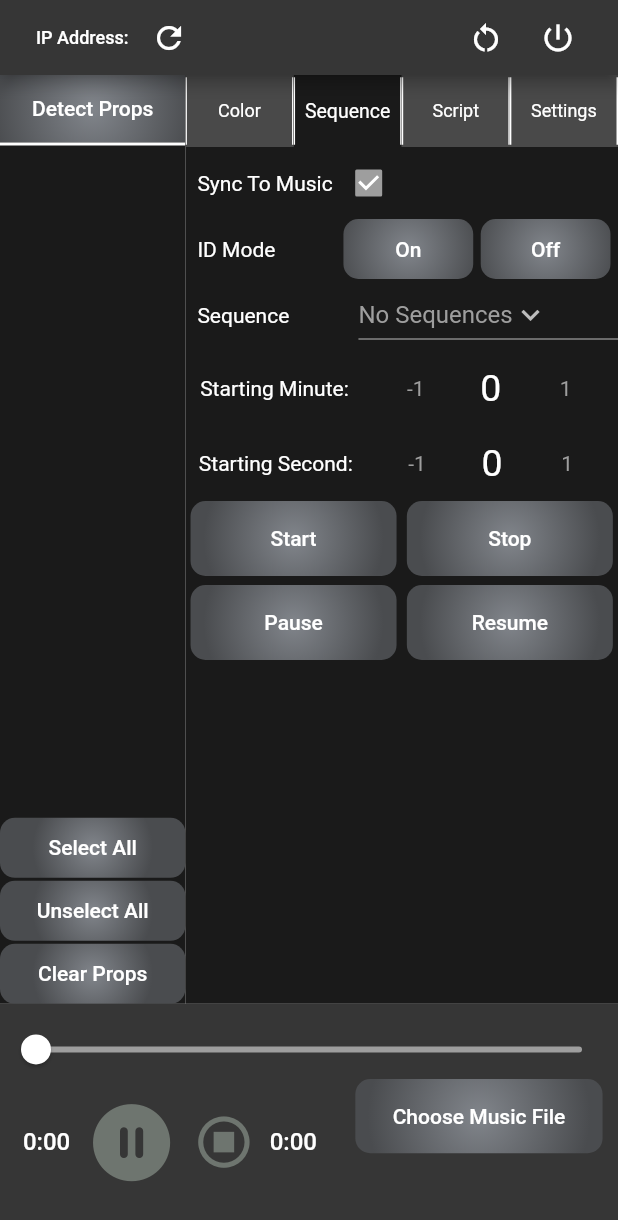
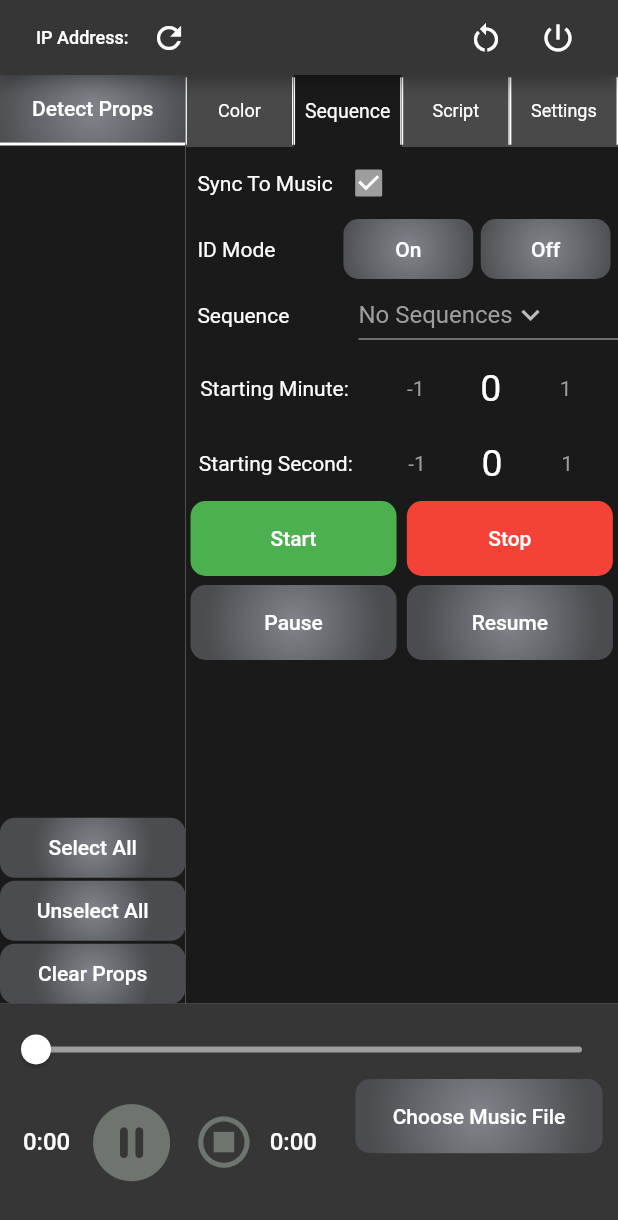
Before and after one commit to jonglissimo/bento-remote, a Flutter app: the screen it shows after launch, after a tap on "Sequence", after a tap on "Start", on a phone screen of 412 x 824 dp. Shown: the top 1220 px of the screen. Run offline on Flutter 3.47's test engine with Material 2 defaults, Android fonts, the phone set to English and light mode, and no system bars; drawn by our look-alikes of numberpicker; our stand-ins replace file_picker, flutter_colorpicker, just_audio, wakelock; missing offline and left inert: osc.

Commit message:
New flutter version, design changes, sending starting signal 3 times

```diff
--- a/lib/chooseColorSection.dart
+++ b/lib/chooseColorSection.dart
@@ -1,7 +1,7 @@
 import 'package:flutter/material.dart';
 import 'package:flutter_colorpicker/flutter_colorpicker.dart';
 import 'package:provider/provider.dart';
-import "colorFromHex.dart";
+import "getColorFromHex.dart";
 import 'stateModel.dart';
 
 class ChooseColorSection extends StatefulWidget {
--- a/lib/colorFromHex.dart
+++ b/lib/getColorFromHex.dart
@@ -1,6 +1,6 @@
 import 'dart:ui';
 
-Color colorFromHex(String hexString) {
+Color getColorFromHex(String hexString) {
   final buffer = StringBuffer();
   if (hexString.length == 6 || hexString.length == 7) buffer.write('ff');
   buffer.write(hexString.replaceFirst('#', ''));
--- a/lib/main.dart
+++ b/lib/main.dart
@@ -2,7 +2,7 @@ import 'propList.dart';
 import 'package:flutter/material.dart';
 import "tabMenu.dart";
 import "appColors.dart";
-import 'colorFromHex.dart';
+import 'getColorFromHex.dart';
 import "package:provider/provider.dart";
 import 'stateModel.dart';
 import "appBarControl.dart";
@@ -48,7 +48,7 @@ class _HomeState extends State<Home> {
             appBar: AppBar(
               toolbarHeight: appBarHeight,
               title: AppBarControl(),
-              backgroundColor: colorFromHex("#363636"),
+              backgroundColor: getColorFromHex("#363636"),
             ),
             body: Container(
               height: screenHeight,
@@ -60,12 +60,12 @@ class _HomeState extends State<Home> {
                     child: Row(
                       children: [
                         Container( //Prop List
-                          color: colorFromHex(propListBgColor),
+                          color: getColorFromHex(propListBgColor),
                           width: propListWidth,
                           child: PropList(key: globalState.propListKey),
                         ),
                         Container( // Tab Section
-                          color: colorFromHex(mainBgColor),
+                          color: getColorFromHex(mainBgColor),
                           height: screenHeight,
                           width: tabSectionWidth,
                           child: TabBarMenu(),
--- a/lib/musicPlayerGlobal.dart
+++ b/lib/musicPlayerGlobal.dart
@@ -1,4 +1,4 @@
-import 'colorFromHex.dart';
+import 'getColorFromHex.dart';
 import 'package:flutter/material.dart';
 import 'package:file_picker/file_picker.dart';
 import 'package:just_audio/just_audio.dart';
@@ -114,7 +114,7 @@ class MusicPlayerGlobalState extends State<MusicPlayerGlobal> {
     double bottomAreaHeight= screenHeight * 0.20;
 
     return Container(
-      color: colorFromHex(musicPlayerBgColor),
+      color: getColorFromHex(musicPlayerBgColor),
       child: Column(
         mainAxisAlignment: MainAxisAlignment.center,
         crossAxisAlignment: CrossAxisAlignment.center,
@@ -156,7 +156,7 @@ class MusicPlayerGlobalState extends State<MusicPlayerGlobal> {
                       GestureDetector(
                         child: Icon(
                           isPlaying?Icons.pause_circle_filled_rounded:Icons.play_circle_fill_rounded,
-                          color: colorFromHex(playPauseButtonColor),
+                          color: getColorFromHex(playPauseButtonColor),
                           size: screenWidth * 0.5 * 0.3,
                         ),
                         behavior: HitTestBehavior.translucent,
@@ -167,7 +167,7 @@ class MusicPlayerGlobalState extends State<MusicPlayerGlobal> {
                       GestureDetector(
                         child: Icon(
                           Icons.stop_circle_outlined,
-                          color: colorFromHex(playPauseButtonColor),
+                          color: getColorFromHex(playPauseButtonColor),
                           size: screenWidth * 0.4 * 0.25,
                         ),
                         behavior: HitTestBehavior.translucent,
@@ -196,8 +196,8 @@ class MusicPlayerGlobalState extends State<MusicPlayerGlobal> {
                             gradient: RadialGradient(
                               radius: 1.5,
                               colors: [
-                                colorFromHex(btnGradient1),
-                                colorFromHex(btnGradient2),
+                                getColorFromHex(btnGradient1),
+                                getColorFromHex(btnGradient2),
                               ],)
                         ),
                         width: screenWidth * 0.4,
--- a/lib/propList.dart
+++ b/lib/propList.dart
@@ -4,7 +4,7 @@ import 'package:flutter/foundation.dart';
 import 'package:flutter/material.dart';
 import 'package:provider/provider.dart';
 import "appColors.dart";
-import "colorFromHex.dart";
+import "getColorFromHex.dart";
 import "OSCHandler.dart";
 import "dart:io";
 import 'dart:async';
@@ -181,8 +181,8 @@ class PropListState extends State<PropList> {
                    gradient: RadialGradient(
                      radius: 1.5,
                      colors: [
-                       colorFromHex(btnGradient1),
-                       colorFromHex(btnGradient2),
+                       getColorFromHex(btnGradient1),
+                       getColorFromHex(btnGradient2),
                      ],)
                ),
                child: TextButton(
@@ -241,8 +241,8 @@ class PropListState extends State<PropList> {
                  gradient: RadialGradient(
                    radius: 1,
                    colors: [
-                     colorFromHex(btnGradient1),
-                     colorFromHex(btnGradient2),
+                     getColorFromHex(btnGradient1),
+                     getColorFromHex(btnGradient2),
                    ],
                  ),
                ),
@@ -269,8 +269,8 @@ class PropListState extends State<PropList> {
                  gradient: RadialGradient(
                    radius: 1,
                    colors: [
-                     colorFromHex(btnGradient1),
-                     colorFromHex(btnGradient2),
+                     getColorFromHex(btnGradient1),
+                     getColorFromHex(btnGradient2),
                    ],
                  ),
                ),
@@ -297,8 +297,8 @@ class PropListState extends State<PropList> {
                  gradient: RadialGradient(
                    radius: 1,
                    colors: [
-                     colorFromHex(btnGradient1),
-                     colorFromHex(btnGradient2),
+                     getColorFromHex(btnGradient1),
+                     getColorFromHex(btnGradient2),
                    ],
                  ),
                ),
@@ -321,32 +321,3 @@ class PropListState extends State<PropList> {
     );
   }
 }
-
-// RaisedButton(
-// onPressed: () {
-// BroadcastToProps(onOscReceived, globalState);
-// },
-// shape: RoundedRectangleBorder(
-// borderRadius: BorderRadius.circular(90.0)
-// ),
-// child: Ink(
-// decoration: BoxDecoration(
-// gradient: LinearGradient(colors: [colorFromHex(propListBgColor), colorFromHex(detectPropsBtnColor)],
-// begin: Alignment.centerLeft,
-// end: Alignment.centerRight
-// ),
-// borderRadius: BorderRadius.circular(10.0)
-// ),
-// child: Container(
-// constraints: BoxConstraints(maxWidth: 300.0, minHeight: 50.0),
-// alignment: Alignment.center,
-// child: Text(
-// "Detect Props",
-// textAlign: TextAlign.center,
-// style: TextStyle(
-// color: Colors.white
-// ),
-// )
-// ),
-// ),
-// ),
--- a/lib/sequenceSection.dart
+++ b/lib/sequenceSection.dart
@@ -2,7 +2,7 @@ import "package:flutter/material.dart";
 import "package:provider/provider.dart";
 import 'stateModel.dart';
 import "appColors.dart";
-import "colorFromHex.dart";
+import "getColorFromHex.dart";
 import "package:numberpicker/numberpicker.dart";
 
 class SequenceSection extends StatefulWidget {
@@ -87,8 +87,8 @@ class _SequenceSectionState extends State<SequenceSection> {
                                       gradient: RadialGradient(
                                         radius: 1.2,
                                         colors: [
-                                          colorFromHex(btnGradient1),
-                                          colorFromHex(btnGradient2),
+                                          getColorFromHex(btnGradient1),
+                                          getColorFromHex(btnGradient2),
                                         ],
                                       ),
                                     ),
@@ -115,8 +115,8 @@ class _SequenceSectionState extends State<SequenceSection> {
                                       gradient: RadialGradient(
                                         radius: 1.2,
                                         colors: [
-                                          colorFromHex(btnGradient1),
-                                          colorFromHex(btnGradient2),
+                                          getColorFromHex(btnGradient1),
+                                          getColorFromHex(btnGradient2),
                                         ],
                                       ),
                                     ),
@@ -160,7 +160,7 @@ class _SequenceSectionState extends State<SequenceSection> {
                                     color: Colors.grey
                                   ),
                                 ),
-                                dropdownColor: colorFromHex(sequenceBtnsColor),
+                                dropdownColor: getColorFromHex(sequenceBtnsColor),
                                 items: globalState.sequenceNames.map((item) {
                                   return DropdownMenuItem(
                                       value: item,
@@ -251,13 +251,14 @@ class _SequenceSectionState extends State<SequenceSection> {
                                   height: controlBtnsHeight,
                                   decoration: BoxDecoration(
                                     borderRadius: BorderRadius.circular(10),
-                                    gradient: RadialGradient(
-                                      radius: 1.2,
-                                      colors: [
-                                        colorFromHex(btnGradient1),
-                                        colorFromHex(btnGradient2),
-                                      ],
-                                    ),
+                                    color: Colors.green
+                                    // gradient: RadialGradient(
+                                    //   radius: 1.2,
+                                    //   colors: [
+                                    //     getColorFromHex(btnGradient1),
+                                    //     Colors.green
+                                    //   ],
+                                    // ),
                                   ),
                                   child: TextButton(
                                       onPressed: () {
@@ -276,13 +277,14 @@ class _SequenceSectionState extends State<SequenceSection> {
                                   height: controlBtnsHeight,
                                   decoration: BoxDecoration(
                                     borderRadius: BorderRadius.circular(10),
-                                    gradient: RadialGradient(
-                                      radius: 1.2,
-                                      colors: [
-                                        colorFromHex(btnGradient1),
-                                        colorFromHex(btnGradient2),
-                                      ],
-                                    ),
+                                      color: Colors.red
+                                    // gradient: RadialGradient(
+                                    //   radius: 1.2,
+                                    //   colors: [
+                                    //     getColorFromHex(btnGradient1),
+                                    //     Colors.red
+                                    //   ],
+                                    // ),
                                   ),
                                   child: TextButton(
                                       onPressed: () {
@@ -293,7 +295,7 @@ class _SequenceSectionState extends State<SequenceSection> {
                                         style: TextStyle(
                                             color: Colors.white
                                         ),
-                                      )
+                                      ),
                                   ),
                                 ),
                               ],
@@ -310,8 +312,8 @@ class _SequenceSectionState extends State<SequenceSection> {
                                     gradient: RadialGradient(
                                       radius: 1.2,
                                       colors: [
-                                        colorFromHex(btnGradient1),
-                                        colorFromHex(btnGradient2),
+                                        getColorFromHex(btnGradient1),
+                                        getColorFromHex(btnGradient2),
                                       ],
                                     ),
                                   ),
@@ -337,8 +339,8 @@ class _SequenceSectionState extends State<SequenceSection> {
                                     gradient: RadialGradient(
                                       radius: 1.2,
                                       colors: [
-                                        colorFromHex(btnGradient1),
-                                        colorFromHex(btnGradient2),
+                                        getColorFromHex(btnGradient1),
+                                        getColorFromHex(btnGradient2),
                                       ],
                                     ),
                                   ),
--- a/lib/showedProps.dart
+++ b/lib/showedProps.dart
@@ -1,5 +1,5 @@
 import 'package:flutter/material.dart';
-import 'colorFromHex.dart';
+import 'getColorFromHex.dart';
 import 'appColors.dart';
 import "toggleProp.dart";
 import "package:provider/provider.dart";
@@ -23,7 +23,7 @@ class _ShowedPropsState extends State<ShowedProps> {
             child: Container(
               child: ToggleButtons(
                 direction: Axis.vertical,
-                fillColor: colorFromHex(detectPropsBgColor),
+                fillColor: getColorFromHex(detectPropsBgColor),
                 children: globalState.propInfoMap.keys.toList().asMap().entries.map((entry) =>
                     ToggleProp(macAddress: entry.value, propIndex: entry.key + 1)).toList(),
                 isSelected: globalState.currentPropSelections,
--- a/lib/stateModel.dart
+++ b/lib/stateModel.dart
@@ -184,13 +184,19 @@ class StateModel extends ChangeNotifier {
    }
 
    //Start sequences in props
-   for (int i = 0; i < oscHandlerProps.length; i++) {
-     if (currentPropSelections.length > 0) {
-       if (currentPropSelections[i] == true) {
-         oscHandlerProps[i].sendOscMessage("/player/load", [sequenceName]);
-         oscHandlerProps[i].sendOscMessage("/player/play", [startTimeInSeconds]);
+   int numOfStartingSignals = 3;
+   for (int i = 0; i < numOfStartingSignals; i++) {
+     Timer(Duration(milliseconds: i * 10), () {
+       for (int j = 0; j < oscHandlerProps.length; j++) {
+         if (currentPropSelections.length > 0) {
+           if (currentPropSelections[j] == true) {
+             oscHandlerProps[j].sendOscMessage("/player/load", [sequenceName]);
+             double newStartTimeInSeconds = startTimeInSeconds + (i / 100); //adds .1 seconds to the starting time in every cycle
+             oscHandlerProps[j].sendOscMessage("/player/play", [newStartTimeInSeconds]);
+           }
+         }
        }
-     }
+     });
    }
 
    print("Started Sequence ${sequenceName} On Selected Clubs");
--- a/lib/tabMenu.dart
+++ b/lib/tabMenu.dart
@@ -1,6 +1,6 @@
 import 'package:flutter/material.dart';
 import 'package:provider/provider.dart';
-import "colorFromHex.dart";
+import "getColorFromHex.dart";
 import 'appColors.dart';
 import "stateModel.dart";
 import "tabContent.dart";
@@ -42,9 +42,9 @@ class _TabBarMenuState extends State<TabBarMenu> {
         children: [
           Container(
             width: tabSectionWidth,
-            color: colorFromHex(detectPropsBtnColor),
+            color: getColorFromHex(detectPropsBtnColor),
             child: ToggleButtons(
-              fillColor: colorFromHex(propListBgColor),
+              fillColor: getColorFromHex(propListBgColor),
               color: Colors.white,
               selectedColor: Colors.white,
               renderBorder: false,
```
Also changed, not shown: lib/scriptSection.dart (+6 -6 lines), lib/toggleProp.dart (+11 -11 lines), pubspec.yaml (+5 -5 lines), pubspec.lock, 3 other files.
